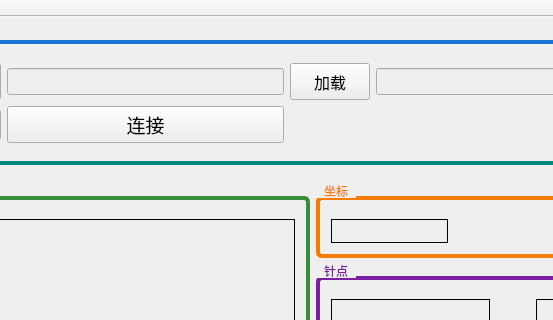
Qt form ui/qiotest.ui (wymdrose/qio_test) before a commit; both pictures show x 125 to 678 and y 0 to 320 of the 1234 by 810 pixel window.
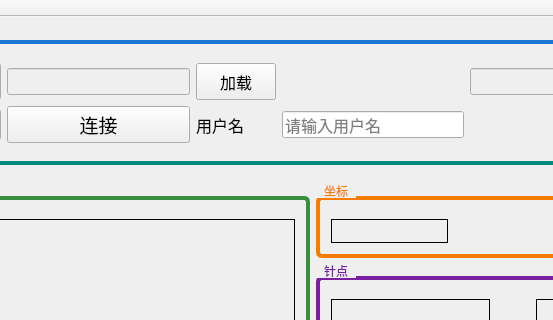
The same form after that commit. Icons and pictures are not drawn.

Commit message: feat: add save usr name

The edit to the form file:
```diff
--- a/ui/qiotest.ui
+++ b/ui/qiotest.ui
@@ -702,6 +702,30 @@
                </property>
               </widget>
              </item>
+             <item row="1" column="4">
+              <widget class="QLabel" name="label_userName">
+               <property name="font">
+                <font>
+                 <pointsize>12</pointsize>
+                </font>
+               </property>
+               <property name="text">
+                <string>用户名</string>
+               </property>
+              </widget>
+             </item>
+             <item row="1" column="5">
+              <widget class="QLineEdit" name="lineEdit_userName">
+               <property name="font">
+                <font>
+                 <pointsize>12</pointsize>
+                </font>
+               </property>
+               <property name="placeholderText">
+                <string>请输入用户名</string>
+               </property>
+              </widget>
+             </item>
              <item row="1" column="15">
               <widget class="QPushButton" name="pushButtonLockScreen">
                <property name="text">
```
The commit also changes 2 other files.
